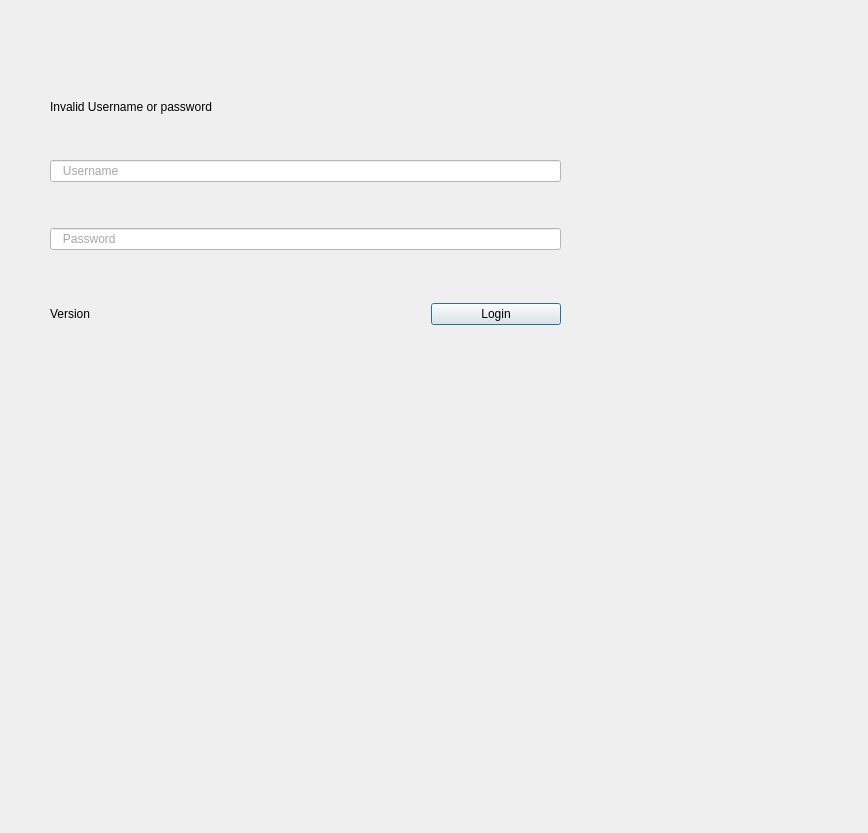
The window that Applications/Spire/Source/LoginDialog.ui (spiretrading/nexus) describes before a commit, drawn with Qt 5.
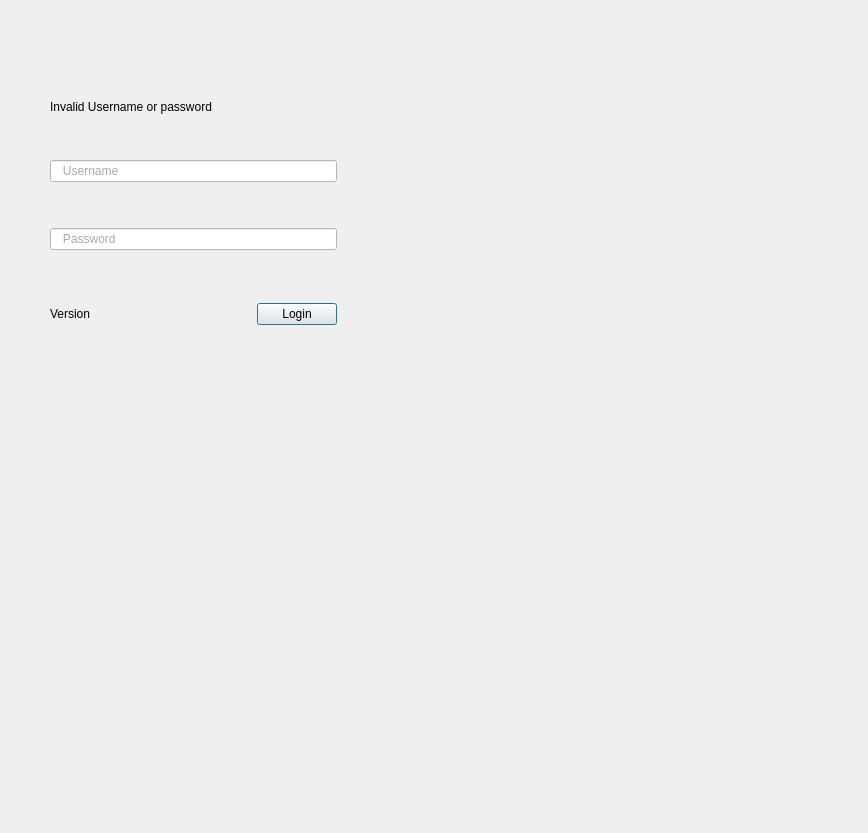
The same window after the commit. Icons and pictures are not drawn.

```diff
--- a/Applications/Spire/Source/LoginDialog.ui
+++ b/Applications/Spire/Source/LoginDialog.ui
@@ -35,6 +35,9 @@
      </rect>
     </property>
     <layout class="QVBoxLayout" name="verticalLayout">
+     <property name="sizeConstraint">
+      <enum>QLayout::SetFixedSize</enum>
+     </property>
      <item>
       <layout class="QHBoxLayout" name="horizontalLayout_2">
        <item>
@@ -57,6 +60,9 @@
         <layout class="QHBoxLayout" name="horizontalLayout">
          <item>
           <layout class="QVBoxLayout" name="m_mainLayout">
+           <property name="sizeConstraint">
+            <enum>QLayout::SetFixedSize</enum>
+           </property>
            <item>
             <spacer name="m_logoTopSpacer">
              <property name="orientation">
@@ -213,6 +219,19 @@
                </property>
               </widget>
              </item>
+             <item>
+              <spacer name="m_loadingLabelLoginSpacer">
+               <property name="orientation">
+                <enum>Qt::Horizontal</enum>
+               </property>
+               <property name="sizeHint" stdset="0">
+                <size>
+                 <width>40</width>
+                 <height>20</height>
+                </size>
+               </property>
+              </spacer>
+             </item>
              <item>
               <widget class="QPushButton" name="m_loginButton">
                <property name="styleSheet">
```
